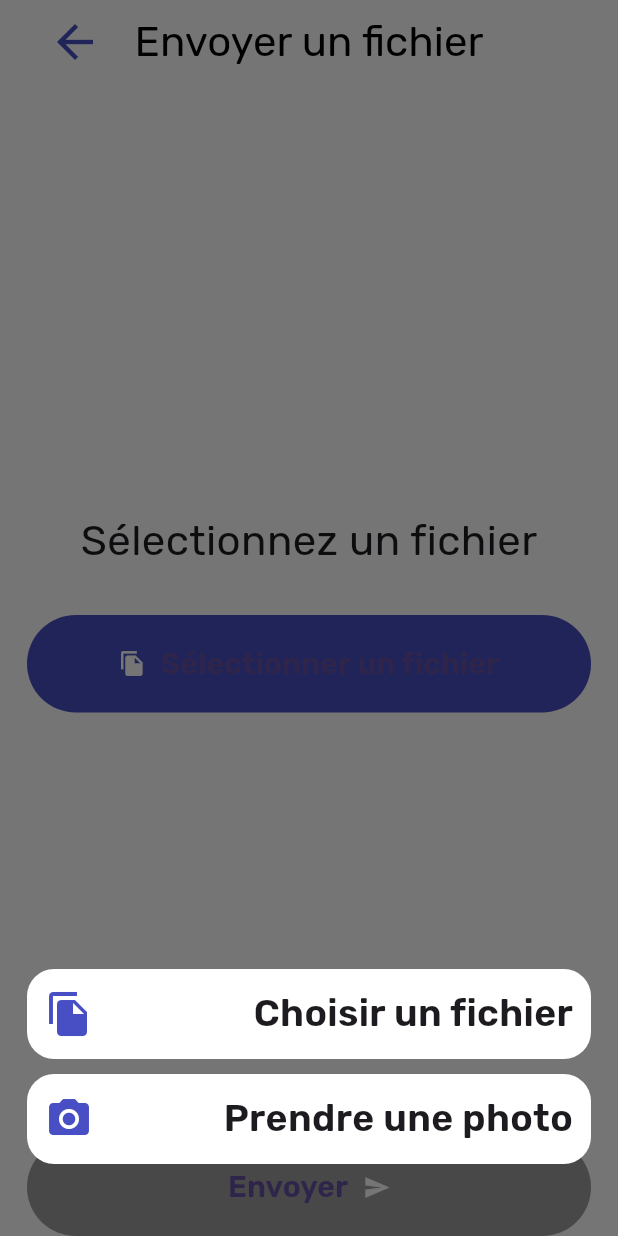
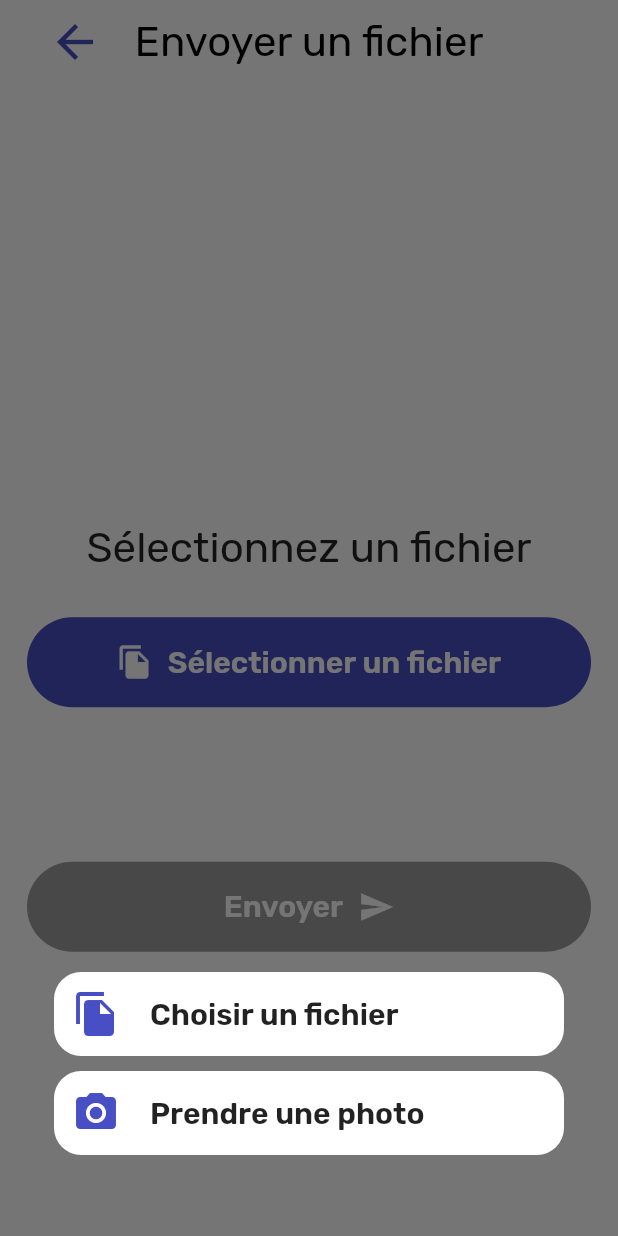
Before and after one commit to cdouchet/doggo-share, a Flutter app: the CreateDoggoFileView screen opened directly, after a tap on "Sélectionner un fichier", on a phone screen of 412 x 824 dp. Run offline on Flutter 3.47's test engine with Material 3 defaults, Android fonts, the phone set to English and light mode, and no system bars; our stand-ins replace better_player, file_picker, flutter_dotenv, flutter_secure_storage, fluttertoast, image_picker and 4 more; missing offline and left inert: floating_snackbar, flutter_downloader, flutter_filereader, flutter_pdfview, result_type, universal_html; accounts and stored records are empty.

Commit message:
fix: ui padding & added image preview

```diff
--- a/mobile/lib/components/layout/last_link.dart
+++ b/mobile/lib/components/layout/last_link.dart
@@ -67,7 +67,7 @@ class LastLink extends StatelessWidget {
         ),
       ),
       trailing: IconButton(
-        icon: const Icon(Icons.remove, color: DoggoColors.secondary),
+        icon: const Icon(Icons.delete, color: DoggoColors.secondary),
         onPressed: () {
           Provider.of<StoredLinkProvider>(context, listen: false)
               .removeLink(link);
--- a/mobile/lib/main.dart
+++ b/mobile/lib/main.dart
@@ -36,7 +36,7 @@ class DoggoShare extends StatelessWidget {
             create: (context) => StoredLinkProvider())
       ],
       child: MaterialApp(
-        theme: ThemeData(fontFamily: "Rubik"),
+        theme: ThemeData(fontFamily: "Rubik", useMaterial3: false),
           debugShowCheckedModeBanner: false,
           home: DefaultTextStyle.merge(
               child: const Home(),
--- a/mobile/lib/views/create_file_view.dart
+++ b/mobile/lib/views/create_file_view.dart
@@ -23,6 +23,26 @@ class _CreateDoggoFileViewState extends State<CreateDoggoFileView> {
     super.initState();
     SystemChrome.setSystemUIOverlayStyle(
         const SystemUiOverlayStyle(statusBarBrightness: Brightness.light));
+  }
+
+  String _getMime() {
+    if (_selectedFile == null) {
+      throw Exception("Selected File must not be null");
+    }
+    if (_selectedFile!.path.toLowerCase().endsWith(".png") ||
+        _selectedFile!.path.toLowerCase().endsWith(".jpg") ||
+        _selectedFile!.path.toLowerCase().endsWith(".jpeg") ||
+        _selectedFile!.path.toLowerCase().endsWith(".bmp") ||
+        _selectedFile!.path.toLowerCase().endsWith(".ico") ||
+        _selectedFile!.path.toLowerCase().endsWith(".webp") ||
+        _selectedFile!.path.toLowerCase().endsWith(".gif")) {
+      return "image";
+    }
+    final splitted = _selectedFile!.path.split('.');
+    if (splitted.last.length > 5) {
+      return "FILE";
+    }
+    return splitted.last.toUpperCase();
   }
 
   @override
@@ -58,11 +78,19 @@ class _CreateDoggoFileViewState extends State<CreateDoggoFileView> {
             //   height: 70,
             // ),
             const Spacer(),
-            Text(
-                _selectedFile == null
-                    ? "Sélectionnez un fichier"
-                    : _selectedFile!.path.split('/').last,
-                style: const TextStyle(fontSize: 28)),
+            Flexible(
+              flex: 4,
+              child: Padding(
+                  padding: const EdgeInsets.symmetric(horizontal: 18),
+                  child: _selectedFile == null
+                      ? const Text("Sélectionnez un fichier",
+                          style: TextStyle(fontSize: 28))
+                      : _getMime() == "image"
+                          ? Image.file(File(_selectedFile!.path),
+                              fit: BoxFit.cover)
+                          : Text(_selectedFile!.path.split('/').last,
+                              style: const TextStyle(fontSize: 28))),
+            ),
             const SizedBox(
               height: 30,
             ),
@@ -167,8 +195,6 @@ class _CreateDoggoFileViewState extends State<CreateDoggoFileView> {
     );
   }
 
-
-
   void _handleIOS(int index) {
     final ImagePicker picker = ImagePicker();
     switch (index) {
@@ -202,6 +228,7 @@ class _CreateDoggoFileViewState extends State<CreateDoggoFileView> {
           }
         });
     }
+    Navigator.pop(context);
   }
 
   void _handleAndroid(int index) {
@@ -223,20 +250,23 @@ class _CreateDoggoFileViewState extends State<CreateDoggoFileView> {
         picker.pickImage(source: ImageSource.camera).then((value) {
           if (value != null) {
             setState(() {
-            _selectedFile = File(value.path);
+              _selectedFile = File(value.path);
             });
           }
         });
     }
+    Navigator.pop(context);
   }
 
   void _handleWeb() {
-    final file = FilePicker.platform.pickFiles(
+    final file = FilePicker.platform
+        .pickFiles(
       allowMultiple: false,
       allowCompression: false,
       dialogTitle: "Choisissez un fichier",
       withData: true,
-    ).then((value)  {
+    )
+        .then((value) {
       if (value != null) {
         setState(() {
           _selectedFile = File(value.files.first.path!);
@@ -259,13 +289,22 @@ class _CreateDoggoFileViewState extends State<CreateDoggoFileView> {
         _handleAndroid(index);
       },
       child: Container(
-        decoration: BoxDecoration(borderRadius: BorderRadius.circular(18), color: Colors.white),
+        decoration: const BoxDecoration(
+            borderRadius: BorderRadius.all(Radius.circular(18)),
+            color: Colors.white),
         padding: const EdgeInsets.all(12),
+        margin: const EdgeInsets.symmetric(horizontal: 36),
         child: Row(
-          mainAxisAlignment: MainAxisAlignment.spaceBetween,
+          mainAxisAlignment: MainAxisAlignment.start,
           children: [
             Icon(icon, color: DoggoColors.secondary, size: 32),
-            Text(title, style: const TextStyle(fontSize: 25, fontWeight: FontWeight.w600), textDirection: TextDirection.rtl)
+            const SizedBox(
+              width: 20,
+            ),
+            Text(title,
+                style:
+                    const TextStyle(fontSize: 20, fontWeight: FontWeight.w600),
+                textDirection: TextDirection.rtl)
           ],
         ),
       ),
@@ -274,28 +313,36 @@ class _CreateDoggoFileViewState extends State<CreateDoggoFileView> {
 
   _showDoggoDialog() {
     showModalBottomSheet(
-      backgroundColor: Colors.transparent,
+        backgroundColor: Colors.transparent,
         context: context,
         isScrollControlled: true,
         builder: (context) {
           return Container(
               color: Colors.transparent,
-              padding: const EdgeInsets.all(18),
+              padding: const EdgeInsets.only(bottom: 24),
+              // padding: const EdgeInsets.all(18),
               child: Wrap(
                 children: [
                   Column(children: [
                     if (Platform.isIOS) ...[
-                      _bottomModalItem(Icons.photo_library, "Choisir une image", 0),
+                      _bottomModalItem(
+                          Icons.photo_library, "Choisir une image", 0),
                       const SizedBox(height: 10),
-                      _bottomModalItem(Icons.camera_alt, "Prendre une photo", 1),
+                      _bottomModalItem(
+                          Icons.camera_alt, "Prendre une photo", 1),
                       const SizedBox(height: 10),
-                      _bottomModalItem(Icons.file_copy, "Choisir un fichier", 2),
+                      _bottomModalItem(
+                          Icons.file_copy, "Choisir un fichier", 2),
                     ] else ...[
-                      _bottomModalItem(Icons.file_copy, "Choisir un fichier", 0),
+                      _bottomModalItem(
+                          Icons.file_copy, "Choisir un fichier", 0),
                       const SizedBox(height: 10),
-                      _bottomModalItem(Icons.camera_alt, "Prendre une photo", 1),
+                      _bottomModalItem(
+                          Icons.camera_alt, "Prendre une photo", 1),
                     ],
-                    const SizedBox(height: 30,),
+                    const SizedBox(
+                      height: 30,
+                    ),
                   ]),
                 ],
               ));
```
Also changed, not shown: mobile/lib/providers/stored_links_providers.dart (+12 -0 lines), mobile/lib/views/success_file.dart (+6 -3 lines), mobile/pubspec.lock, 5 other files.
